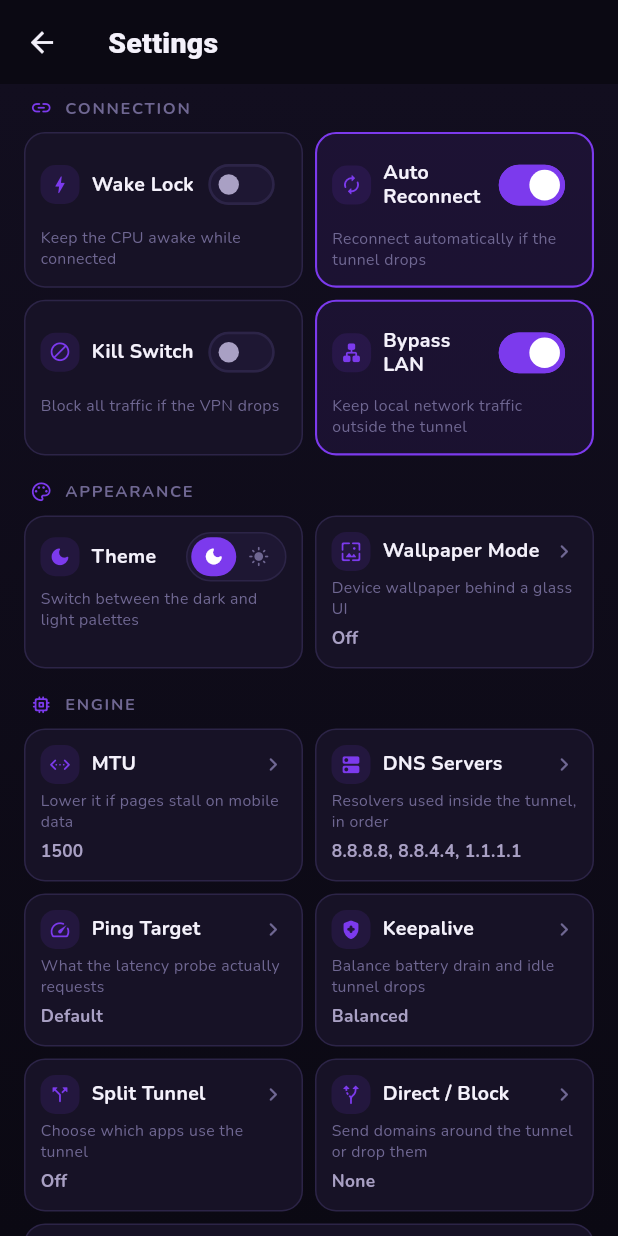
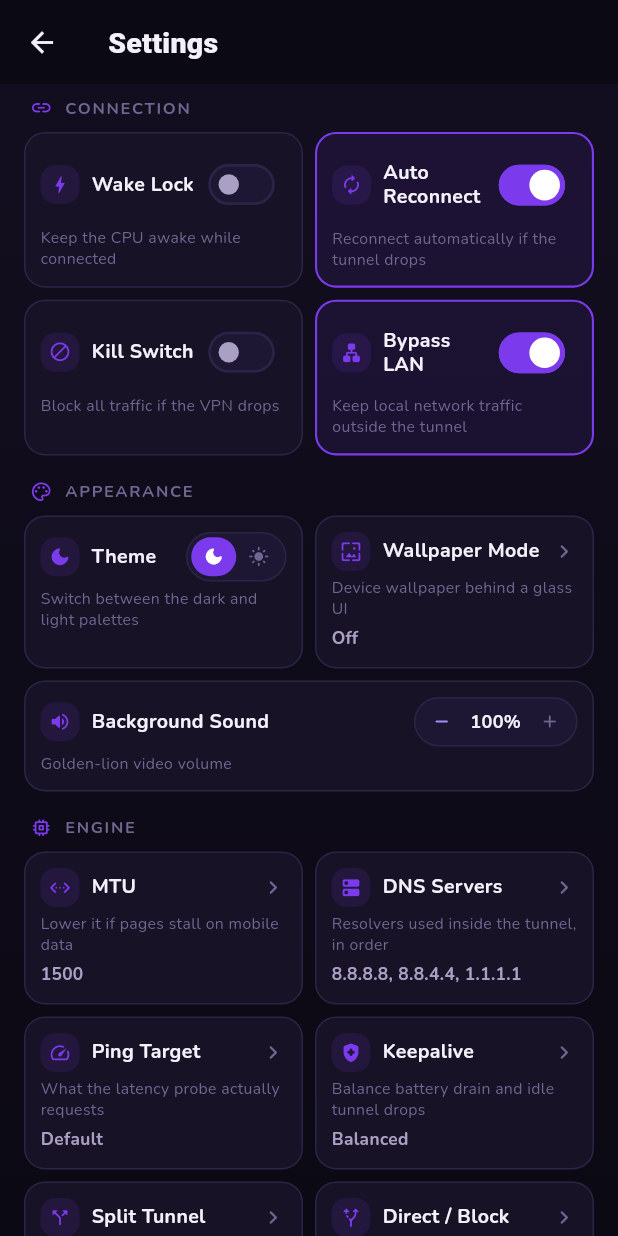
Before and after one commit to Armanmiah2026/arman-tunnel, a Flutter app: the SettingsScreen screen opened directly, after a tap on the "dark mode" icon, on a phone screen of 412 x 824 dp. Run offline on Flutter 3.47's test engine with Material 3 defaults, Android fonts, the phone set to English and light mode, and no system bars; our stand-ins replace audioplayers, file_picker, google_fonts, google_mobile_ads, shared_preferences, video_player and 1 more; accounts and stored records are empty; network calls fail.

Commit message:
v1.0.61: connect roar, idle-sprint video speed, dial button removal, Background Sound +/- setting

```diff
--- a/app/lib/screens/settings_screen.dart
+++ b/app/lib/screens/settings_screen.dart
@@ -150,6 +150,16 @@ class _SettingsScreenState extends State<SettingsScreen> {
             ? (s.wallpaperTitle.isEmpty ? 'On' : s.wallpaperTitle)
             : 'Off',
         onTap: () => _editWallpaper(context, s),
+      ),
+      _SettingCard(
+        icon: Icons.volume_up_rounded,
+        title: 'Background Sound',
+        subtitle: 'Golden-lion video volume',
+        // The −/+ stepper in the trailing slot IS the control.
+        trailing: _VolumeStepper(
+          percent: (s.bgVolume * 100).round(),
+          onChanged: (p) => s.setBgVolume(p / 100),
+        ),
       ),
     ];
   }
@@ -577,6 +587,66 @@ class _SettingCard extends StatelessWidget {
 /// accent (neon green on the dark palette); the other stays transparent
 /// with a muted icon. Track and border follow the glass tokens so it sits
 /// flush with the glassmorphism of the cards.
+/// Compact −/value/+ stepper for numeric settings (background volume).
+/// Steps in 10% increments; the ends clamp at 0% and 100%.
+class _VolumeStepper extends StatelessWidget {
+  const _VolumeStepper({required this.percent, required this.onChanged});
+
+  final int percent;
+  final ValueChanged<int> onChanged;
+
+  @override
+  Widget build(BuildContext context) {
+    final t = context.tokens;
+    return Container(
+      padding: const EdgeInsets.all(2.5),
+      decoration: BoxDecoration(
+        color: t.surfaceAltFill,
+        borderRadius: SnapDarkTokens.brPill,
+        border: Border.all(color: t.border),
+      ),
+      child: Row(
+        mainAxisSize: MainAxisSize.min,
+        children: [
+          _step(context, Icons.remove_rounded,
+              percent <= 0 ? null : () => onChanged((percent - 10).clamp(0, 100))),
+          SizedBox(
+            width: 42,
+            child: Text(
+              '$percent%',
+              textAlign: TextAlign.center,
+              style: TextStyle(
+                fontSize: 12,
+                fontWeight: FontWeight.w700,
+                color: t.text,
+              ),
+            ),
+          ),
+          _step(context, Icons.add_rounded,
+              percent >= 100 ? null : () => onChanged((percent + 10).clamp(0, 100))),
+        ],
+      ),
+    );
+  }
+
+  Widget _step(BuildContext context, IconData icon, VoidCallback? onTap) {
+    final t = context.tokens;
+    return InkWell(
+      onTap: onTap,
+      borderRadius: BorderRadius.circular(999),
+      child: SizedBox(
+        width: 30,
+        height: 26,
+        child: Icon(
+          icon,
+          size: 14,
+          color: onTap == null ? t.textMuted : t.accentBright,
+        ),
+      ),
+    );
+  }
+}
+
 class _ThemeSegmented extends StatelessWidget {
   final ThemeMode mode;
   final ValueChanged<ThemeMode> onChanged;
--- a/app/lib/screens/snapdark_home_screen.dart
+++ b/app/lib/screens/snapdark_home_screen.dart
@@ -19,6 +19,7 @@ import '../services/settings_provider.dart';
 import '../services/vpn_service.dart';
 import '../theme/snapdark_theme.dart';
 import '../utils/format.dart';
+import '../utils/lion_roar.dart';
 import '../utils/user_error.dart';
 import '../widgets/app_toast.dart';
 import '../widgets/app_update_sheet.dart';
@@ -676,6 +677,9 @@ class _SnapDarkHomeScreenState extends State<SnapDarkHomeScreen> {
     final safe = await _ensureOvpnCreds(candidate, cfg);
     if (safe == null) return; // user cancelled the credentials prompt
     vpn.setConnecting(safe.displayName);
+    // THE roar: the dial has been tapped and the tunnel is genuinely going
+    // up. Fire-and-forget; audio failures must never stall the dial.
+    unawaited(LionRoar.instance.play());
 
     // The anchor first, then the failover pool: every OTHER compatible
     // server the admin published for this tweak's capability. One dead
@@ -972,7 +976,12 @@ class _SnapDarkHomeScreenState extends State<SnapDarkHomeScreen> {
         Stack(
           fit: StackFit.expand,
           children: [
-            const GoldenLionBackground(),
+            // The idle lion sprints (fast loop); it eases to natural tempo
+            // once the tunnel is up — see GoldenLionBackground.idleSpeed.
+            GoldenLionBackground(
+              isConnected: vpn.isConnected,
+              soundVolume: settings.bgVolume,
+            ),
             GoldenLionScope(enabled: true, child: dashboard),
             if (shockwave)
               // ABOVE the dashboard (pointer-transparent): when the tunnel
--- a/app/lib/widgets/snapdark/connection_area.dart
+++ b/app/lib/widgets/snapdark/connection_area.dart
@@ -335,6 +335,10 @@ class _DialButton extends StatelessWidget {
           // The golden-lion scene fills the dial circle while busy/up, and
           // crossfades out to the plain glass fill at idle (AnimatedOpacity
           // keeps one subtree alive — no rebuild churn on state flips).
+          //
+          // Owner request: no power-icon badge over the lion — the scene is
+          // the button. The whole 150dp circle remains the tap target
+          // (the GestureDetector wraps this container), so nothing is lost.
           child: ClipOval(
             child: Stack(
               alignment: Alignment.center,
@@ -348,34 +352,6 @@ class _DialButton extends StatelessWidget {
                       isConnected: connected,
                       isConnecting: connecting,
                     ),
-                  ),
-                ),
-                // Translucent power badge on top of the scene, so the tap
-                // target still reads as a button over the running lion.
-                Container(
-                  width: 56,
-                  height: 56,
-                  decoration: BoxDecoration(
-                    shape: BoxShape.circle,
-                    color: (connected ? t.accentDeep : t.surfaceHigh)
-                        .withValues(alpha: 0.55),
-                    border: Border.all(
-                      color: connected
-                          ? LionGold.bright.withValues(alpha: 0.7)
-                          : connecting
-                              ? t.accentBright.withValues(alpha: 0.7)
-                              : t.border,
-                      width: 1.2,
-                    ),
-                  ),
-                  child: Icon(
-                    Icons.power_settings_new_rounded,
-                    size: 30,
-                    color: connected
-                        ? LionGold.bright
-                        : connecting
-                            ? t.accentBright
-                            : t.textSecondary,
                   ),
                 ),
               ],
--- a/app/lib/widgets/snapdark/golden_lion_background.dart
+++ b/app/lib/widgets/snapdark/golden_lion_background.dart
@@ -32,12 +32,29 @@ import 'golden_lion_dial.dart';
 /// released exactly once in [dispose]; playback pauses while the app is
 /// backgrounded and resumes on return.
 class GoldenLionBackground extends StatefulWidget {
-  const GoldenLionBackground({super.key});
+  const GoldenLionBackground(
+      {super.key, this.isConnected = false, this.soundVolume = 1.0});
+
+  /// Whether the tunnel is UP. Drives the loop's tempo: the idle lion
+  /// sprints to invite the tap, the connected lion runs at natural pace.
+  final bool isConnected;
+
+  /// Background sound volume from Settings (0..1), applied to the video.
+  final double soundVolume;
 
   /// The bundled loop. Drop the owner's render here (see the note in
   /// assets/animations/): the widget degrades to the painterly fallback
   /// until the file exists, so the repo always builds and runs.
   static const String videoAsset = 'assets/animations/3d_golden_lion.mp4';
+
+  /// Playback speed while the tunnel is DOWN (owner request: "if I don't
+  /// click, lion run fast"). The idle lion sprints to invite the tap; the
+  /// moment the tunnel comes up it settles to [connectedSpeed] so the loop
+  /// reads as calm, established power.
+  static const double idleSpeed = 1.6;
+
+  /// Playback speed once connected — the clip's natural tempo.
+  static const double connectedSpeed = 1.0;
 
   @override
   State<GoldenLionBackground> createState() => _GoldenLionBackgroundState();
@@ -62,7 +79,13 @@ class _GoldenLionBackgroundState extends State<GoldenLionBackground>
       await _video.initialize();
       if (!mounted) return;
       await _video.setLooping(true);
-      await _video.setVolume(1.0); // the golden lion's roar/music ships with it
+      await _video.setVolume(widget.soundVolume); // Settings: Background Sound
+      // Idle lion runs fast (see [GoldenLionBackground.idleSpeed]).
+      await _video.setPlaybackSpeed(
+        widget.isConnected
+            ? GoldenLionBackground.connectedSpeed
+            : GoldenLionBackground.idleSpeed,
+      );
       await _video.play();
       if (!mounted) return;
       setState(() => _ready = true);
@@ -71,6 +94,24 @@ class _GoldenLionBackgroundState extends State<GoldenLionBackground>
       // (widget tests). The painterly fallback IS the design in that case —
       // the app keeps its golden look and never surfaces an error.
       if (mounted) setState(() => _failed = true);
+    }
+  }
+
+  @override
+  void didUpdateWidget(covariant GoldenLionBackground old) {
+    super.didUpdateWidget(old);
+    if (old.isConnected != widget.isConnected && _ready) {
+      // Tap Connect → the sprinting lion eases to its natural pace as the
+      // tunnel comes up (and back to fast if it drops).
+      unawaited(_video.setPlaybackSpeed(
+        widget.isConnected
+            ? GoldenLionBackground.connectedSpeed
+            : GoldenLionBackground.idleSpeed,
+      ));
+    }
+    if (old.soundVolume != widget.soundVolume && _ready) {
+      // Settings → Background Sound −/+ takes effect live.
+      unawaited(_video.setVolume(widget.soundVolume));
     }
   }
 
```
Also changed, not shown: app/lib/services/settings_provider.dart (+14 -0 lines), app/lib/utils/lion_roar.dart (added, +37 -0 lines), app/pubspec.yaml (+8 -1 lines), app/pubspec.lock, 4 other files.
